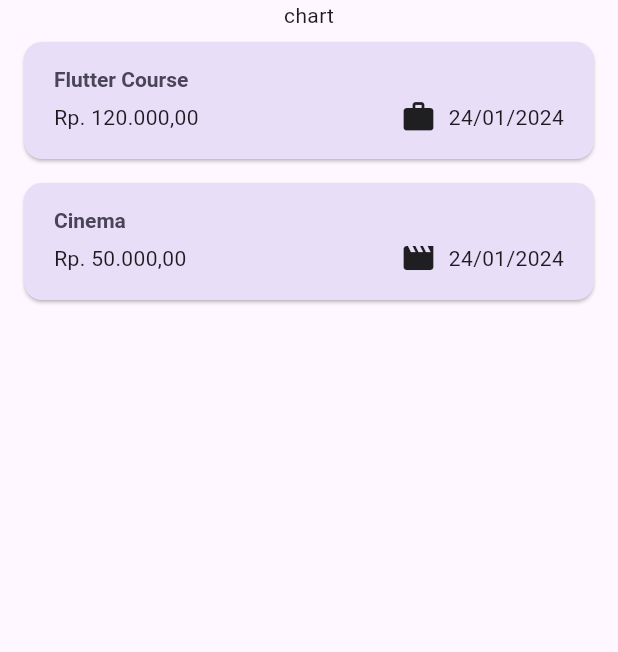
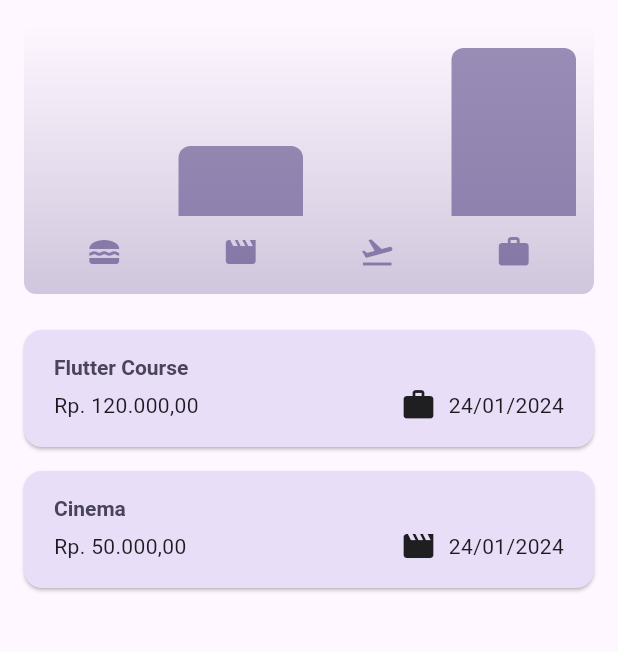
Before and after one commit to abrambagus/expense_tracker, a Flutter app: the screen it shows after launch, on a phone screen of 412 x 824 dp, the part 84-736 px from its top. Run offline on Flutter 3.47's test engine with Material 3 defaults, Android fonts, the phone set to English and light mode, and no system bars.

Commit message:
add chart bar

```diff
--- a/lib/models/expense.dart
+++ b/lib/models/expense.dart
@@ -33,3 +33,25 @@ class Expense {
     return formatter.format(date);
   }
 }
+
+class ExpenseBucket {
+  const ExpenseBucket({required this.category, required this.expenses});
+
+  ExpenseBucket.forCategory(List<Expense> allExpenses, this.category)
+      : expenses = allExpenses
+            .where((expense) => expense.category == category)
+            .toList();
+
+  final Category category;
+  final List<Expense> expenses;
+
+  double get totalExpenses {
+    double sum = 0;
+
+    for (final expense in expenses) {
+      sum += expense.amount;
+    }
+
+    return sum;
+  }
+}
--- /dev/null
+++ b/lib/widgets/chart/chart.dart
@@ -0,0 +1,95 @@
+import 'package:flutter/material.dart';
+
+import 'package:expense_tracker/widgets/chart/chart_bar.dart';
+import 'package:expense_tracker/models/expense.dart';
+
+class Chart extends StatelessWidget {
+  const Chart({super.key, required this.expenses});
+
+  final List<Expense> expenses;
+
+  List<ExpenseBucket> get buckets {
+    return [
+      ExpenseBucket.forCategory(expenses, Category.food),
+      ExpenseBucket.forCategory(expenses, Category.leisure),
+      ExpenseBucket.forCategory(expenses, Category.travel),
+      ExpenseBucket.forCategory(expenses, Category.work),
+    ];
+  }
+
+  double get maxTotalExpense {
+    double maxTotalExpense = 0;
+
+    for (final bucket in buckets) {
+      if (bucket.totalExpenses > maxTotalExpense) {
+        maxTotalExpense = bucket.totalExpenses;
+      }
+    }
+
+    return maxTotalExpense;
+  }
+
+  @override
+  Widget build(BuildContext context) {
+    final isDarkMode =
+        MediaQuery.of(context).platformBrightness == Brightness.dark;
+    return Container(
+      margin: const EdgeInsets.all(16),
+      padding: const EdgeInsets.symmetric(
+        vertical: 16,
+        horizontal: 8,
+      ),
+      width: double.infinity,
+      height: 180,
+      decoration: BoxDecoration(
+        borderRadius: BorderRadius.circular(8),
+        gradient: LinearGradient(
+          colors: [
+            Theme.of(context).colorScheme.primary.withOpacity(0.3),
+            Theme.of(context).colorScheme.primary.withOpacity(0.0)
+          ],
+          begin: Alignment.bottomCenter,
+          end: Alignment.topCenter,
+        ),
+      ),
+      child: Column(
+        children: [
+          Expanded(
+            child: Row(
+              crossAxisAlignment: CrossAxisAlignment.end,
+              children: [
+                for (final bucket in buckets) // alternative to map()
+                  ChartBar(
+                    fill: bucket.totalExpenses == 0
+                        ? 0
+                        : bucket.totalExpenses / maxTotalExpense,
+                  )
+              ],
+            ),
+          ),
+          const SizedBox(height: 12),
+          Row(
+            children: buckets
+                .map(
+                  (bucket) => Expanded(
+                    child: Padding(
+                      padding: const EdgeInsets.symmetric(horizontal: 4),
+                      child: Icon(
+                        categoryIcons[bucket.category],
+                        color: isDarkMode
+                            ? Theme.of(context).colorScheme.secondary
+                            : Theme.of(context)
+                                .colorScheme
+                                .primary
+                                .withOpacity(0.7),
+                      ),
+                    ),
+                  ),
+                )
+                .toList(),
+          )
+        ],
+      ),
+    );
+  }
+}
--- /dev/null
+++ b/lib/widgets/chart/chart_bar.dart
@@ -0,0 +1,34 @@
+import 'package:flutter/material.dart';
+
+class ChartBar extends StatelessWidget {
+  const ChartBar({
+    super.key,
+    required this.fill,
+  });
+
+  final double fill;
+
+  @override
+  Widget build(BuildContext context) {
+    final isDarkMode =
+        MediaQuery.of(context).platformBrightness == Brightness.dark;
+    return Expanded(
+      child: Padding(
+        padding: const EdgeInsets.symmetric(horizontal: 4),
+        child: FractionallySizedBox(
+          heightFactor: fill,
+          child: DecoratedBox(
+            decoration: BoxDecoration(
+              shape: BoxShape.rectangle,
+              borderRadius:
+                  const BorderRadius.vertical(top: Radius.circular(8)),
+              color: isDarkMode
+                  ? Theme.of(context).colorScheme.secondary
+                  : Theme.of(context).colorScheme.primary.withOpacity(0.65),
+            ),
+          ),
+        ),
+      ),
+    );
+  }
+}
--- a/lib/widgets/expenses.dart
+++ b/lib/widgets/expenses.dart
@@ -1,3 +1,4 @@
+import 'package:expense_tracker/widgets/chart/chart.dart';
 import 'package:expense_tracker/widgets/expenses_list/expenses_list.dart';
 import 'package:expense_tracker/models/expense.dart';
 import 'package:expense_tracker/widgets/new_expense.dart';
@@ -88,7 +89,7 @@ class _ExpensesState extends State<Expenses> {
       ),
       body: Column(
         children: [
-          const Text("chart"),
+          Chart(expenses: _registeredExpenses),
           Expanded(
             child: mainContent,
           )
```
